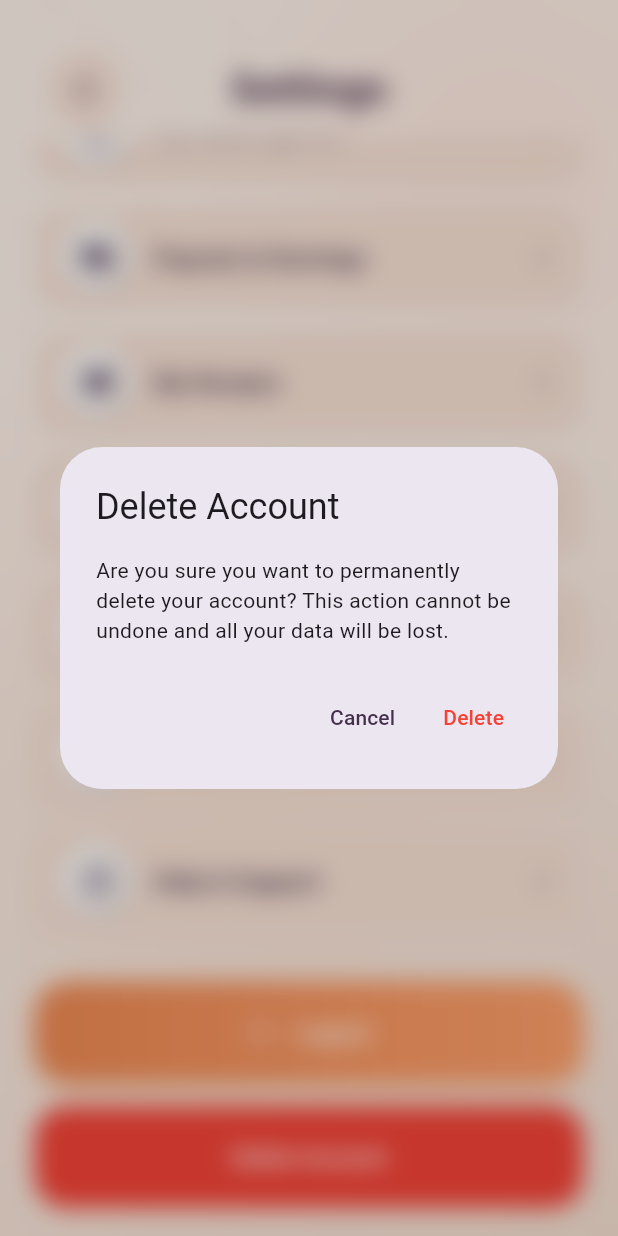
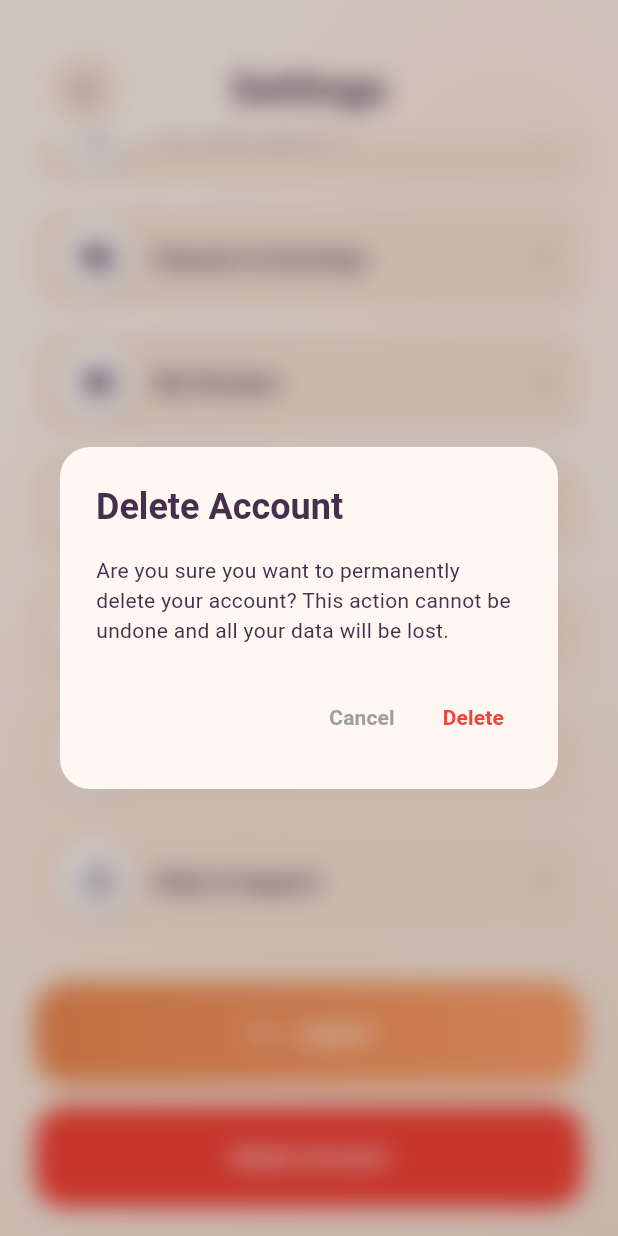
Before and after one commit to tehrimm/Hidden-Pantry, a Flutter app: the NutritionistSettingsScreen screen opened directly, scrolled down 328 dp, after a tap on "Delete Account", on a phone screen of 412 x 824 dp. Run offline on Flutter 3.47's test engine with Material 3 defaults, Android fonts, the phone set to English and light mode, and no system bars; our stand-ins replace audioplayers, camera, cloud_firestore, cloud_functions, country_code_picker, file_picker and 15 more; missing offline and left inert: add_2_calendar, encrypt, firebase_app_check, pointycastle, tflite_flutter; accounts and stored records are empty; network calls fail; Roboto replaces fonts that are missing (Satoshi).

Commit message:
feat: implement nutritionist profile, settings, authentication, and onboarding screens

```diff
--- a/lib/features/nutritionist/screens/nutritionist_settings.dart
+++ b/lib/features/nutritionist/screens/nutritionist_settings.dart
@@ -97,19 +97,28 @@ class _NutritionistSettingsScreenState extends State<NutritionistSettingsScreen>
     final confirmed = await GlassDialog.show<bool>(
       context: context,
       builder: (ctx) => AlertDialog(
-        title: const Text('Delete Account'),
+        backgroundColor: const Color(0xFFFFF7F2),
+        shape: RoundedRectangleBorder(borderRadius: BorderRadius.circular(20)),
+        title: const Text(
+          'Delete Account',
+          style: TextStyle(
+            color: Color(0xFF462F4D),
+            fontFamily: 'Satoshi',
+            fontWeight: FontWeight.bold,
+          ),
+        ),
         content: const Text(
           'Are you sure you want to permanently delete your account? This action cannot be undone and all your data will be lost.',
-          style: TextStyle(fontFamily: 'Satoshi'),
+          style: TextStyle(fontFamily: 'Satoshi', color: Color(0xFF462F4D)),
         ),
         actions: [
           TextButton(
             onPressed: () => Navigator.pop(ctx, false),
-            child: Text('Cancel', style: TextStyle(color: purple)),
+            child: const Text('Cancel', style: TextStyle(color: Colors.grey, fontFamily: 'Satoshi', fontWeight: FontWeight.w600)),
           ),
           TextButton(
             onPressed: () => Navigator.pop(ctx, true),
-            child: const Text('Delete', style: TextStyle(color: Colors.red)),
+            child: const Text('Delete', style: TextStyle(color: Colors.red, fontFamily: 'Satoshi', fontWeight: FontWeight.bold)),
           ),
         ],
       ),
--- a/lib/features/onboarding/screens/terms_and_condition.dart
+++ b/lib/features/onboarding/screens/terms_and_condition.dart
@@ -304,9 +304,7 @@ class _TermsAndConditionScreenState extends State<TermsAndConditionScreen> {
     return sections.asMap().entries.map((entry) {
       final index = entry.key;
       final section = entry.value;
-      return _FadeSlideEntry(
-        delayMs: 200 + (index * 100),
-        child: Padding(
+      return Padding(
         padding: EdgeInsets.only(bottom: 24.sh),
         child: Column(
           crossAxisAlignment: CrossAxisAlignment.start,
@@ -315,7 +313,6 @@ class _TermsAndConditionScreenState extends State<TermsAndConditionScreen> {
             SizedBox(height: 8.sh),
             Text(section['c']!, style: base),
           ],
-          ),
         ),
       );
     }).toList();
--- a/lib/features/recipes/screens/home/home_screen.dart
+++ b/lib/features/recipes/screens/home/home_screen.dart
@@ -206,7 +206,7 @@ class _HomeScreenState extends State<HomeScreen> {
 
         initialFutures.add(
           FirebaseFirestore.instance.collection('users').doc(user.uid).collection('views')
-              .orderBy('lastViewed', descending: true).limit(200).get().then((snap) {
+              .orderBy('lastViewed', descending: true).limit(20).get().then((snap) {
             _recentViewed = snap.docs.map((d) => d.id).toSet();
           }).catchError((_) {})
         );
--- a/pubspec.yaml
+++ b/pubspec.yaml
@@ -2,7 +2,7 @@ name: hidden_pantry_app
 description: "A new Flutter project."
 publish_to: "none"
 
-version: 1.0.0+1
+version: 1.0.1+2
 
 environment:
   sdk: ^3.9.2
```
Also changed, not shown: lib/features/auth/screens/login_nutritionist.dart (+27 -7 lines), lib/features/auth/screens/login_user.dart (+31 -12 lines), lib/features/nutritionist/services/nutritionist_service.dart (+9 -7 lines), lib/features/user/screens/user_profile.dart (+13 -4 lines), lib/features/user/services/user_service.dart (+8 -4 lines), lib/main.dart (+7 -0 lines), 2 other files. Lines whose indentation alone changed are shown as unchanged.
